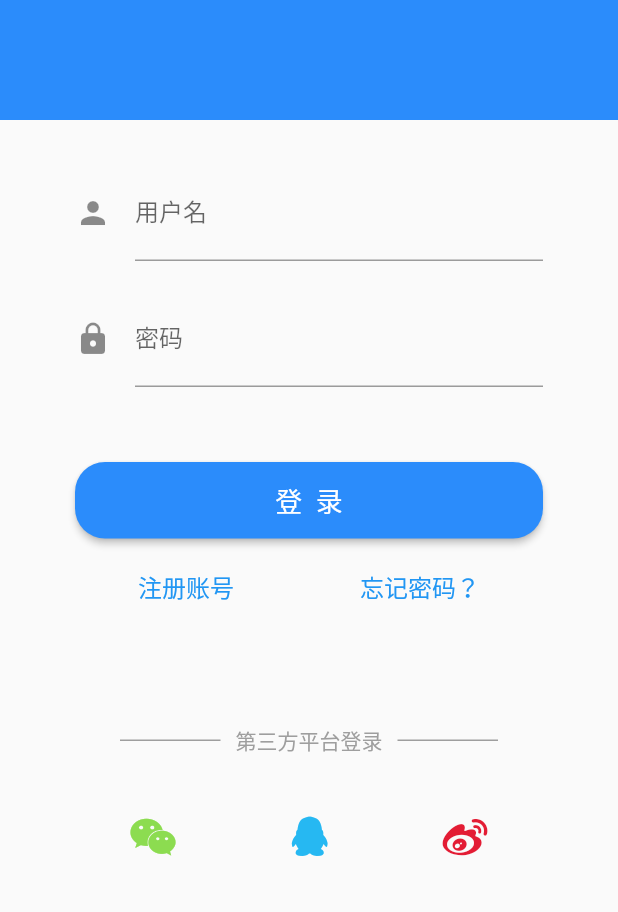
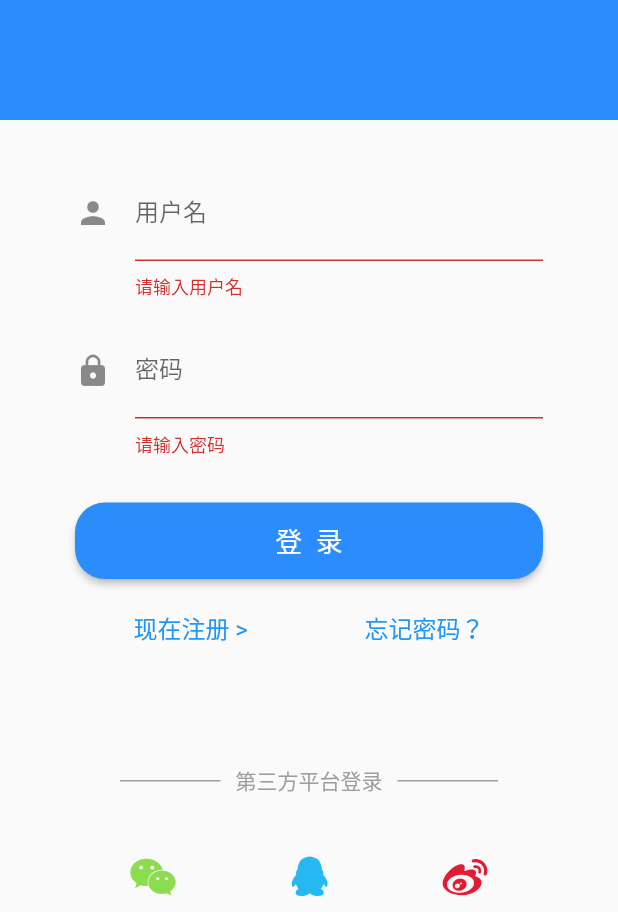
Before and after one commit to Rewa-Fang/SuperDaddy, a Flutter app: the screen it shows after launch, after a tap on an icon or button, on a phone screen of 412 x 824 dp, the part 324-1236 px from its top. Run offline on Flutter 3.47's test engine with Material 2 defaults, Android fonts, the light colour scheme and no system bars.

Commit message:
注册页面

```diff
--- a/lib/components/third_party_login_button.dart
+++ b/lib/components/third_party_login_button.dart
@@ -1,5 +1,6 @@
 import 'package:flutter/material.dart';
 import 'package:super_daddy/widgets/third_party_divider.dart';
+import 'package:super_daddy/myIcon/myIcon.dart';
 
 class ThridPartyLoginButton extends StatefulWidget {
   @override
@@ -10,7 +11,7 @@ class _ThridPartyLoginButtonState extends State<ThridPartyLoginButton> {
   @override
   Widget build(BuildContext context) {
     return Padding(
-      padding: EdgeInsets.fromLTRB(50.0, 80.0, 50.0, 10.0),
+      padding: EdgeInsets.fromLTRB(50.0, 50.0, 50.0, 10.0),
       child: Column(
         children: <Widget>[
           ThirdPartyDivider(),
@@ -19,12 +20,12 @@ class _ThridPartyLoginButtonState extends State<ThridPartyLoginButton> {
             child: Row(
               mainAxisAlignment: MainAxisAlignment.spaceAround,
               children: <Widget>[
-                _thirdLoginBtn(Icon(IconData(0xe758, fontFamily: 'myIconfont')),
-                    Color.fromARGB(255, 140, 220, 80)),
-                _thirdLoginBtn(Icon(IconData(0xe601, fontFamily: 'myIconfont')),
-                    Color.fromARGB(255, 38, 184, 242)),
-                _thirdLoginBtn(Icon(IconData(0xe611, fontFamily: 'myIconfont')),
-                    Color.fromARGB(255, 227, 28, 52)),
+                _thirdLoginBtn(
+                    Icon(MyIcon.wechat), Color.fromARGB(255, 140, 220, 80)),
+                _thirdLoginBtn(
+                    Icon(MyIcon.qq), Color.fromARGB(255, 38, 184, 242)),
+                _thirdLoginBtn(
+                    Icon(MyIcon.weibo), Color.fromARGB(255, 227, 28, 52)),
               ],
             ),
           ),
--- /dev/null
+++ b/lib/entity/user.dart
@@ -0,0 +1,4 @@
+class User {
+  final String userName;
+  final String email;
+}
--- a/lib/main.dart
+++ b/lib/main.dart
@@ -1,5 +1,7 @@
 import 'package:flutter/material.dart';
+import 'package:super_daddy/views/home.dart';
 import 'package:super_daddy/views/login.dart';
+import 'package:super_daddy/views/register.dart';
 void main() => runApp(MyApp());
 
 class MyApp extends StatelessWidget {
@@ -11,6 +13,11 @@ class MyApp extends StatelessWidget {
       theme: ThemeData(
         primaryColor: Color.fromARGB(255, 43, 140, 251),
       ),
+      routes: {
+        "home_page":(context)=>HomePage(),
+        "login_page":(context)=>LoginPage(),
+        "register_page":(context)=>Register(),
+      },
       home: LoginPage(),
     );
   }
--- /dev/null
+++ b/lib/myIcon/myIcon.dart
@@ -0,0 +1,11 @@
+import 'package:flutter/widgets.dart';
+
+class MyIcon {
+  static const IconData wechat = const _MyIconData(0xe758);
+  static const IconData qq = const _MyIconData(0xe601);
+  static const IconData weibo = const _MyIconData(0xe611);
+}
+
+class _MyIconData extends IconData {
+  const _MyIconData(int codePoint) : super(codePoint, fontFamily: 'myIconfont');
+}
--- a/lib/views/login.dart
+++ b/lib/views/login.dart
@@ -1,3 +1,5 @@
+import 'dart:convert';
+
 import "package:flutter/material.dart";
 import 'package:super_daddy/components/third_party_login_button.dart';
 
@@ -14,12 +16,7 @@ class _LoginPageState extends State<LoginPage> {
         title: Text("奶爸，你好！"),
       ),
       body: Column(
-        children: <Widget>[
-          Logo(),
-          LoginForm(),
-          LoginBtn(),
-          ThridPartyLoginButton()
-        ],
+        children: <Widget>[Logo(), LoginForm(), ThridPartyLoginButton()],
       ),
     );
   }
@@ -49,50 +46,54 @@ class LoginForm extends StatefulWidget {
 }
 
 class _LoginFormState extends State<LoginForm> {
+  // 编辑框的控制器 通过它可以设置/获取编辑框的内容、选择编辑内容、监听编辑文本改变事件
+  TextEditingController _unameController = new TextEditingController();
+  TextEditingController _pwdController = new TextEditingController();
+
+  //FormState为Form的State类  可以通过它来对Form的子孙FormField进行统一操作
+  GlobalKey _formKey = new GlobalKey<FormState>();
+
   @override
   Widget build(BuildContext context) {
+    Color btnColor = Theme.of(context).primaryColor;
     return Container(
       padding: EdgeInsets.symmetric(vertical: 20.0),
       alignment: Alignment.center,
       child: Padding(
         padding: EdgeInsets.fromLTRB(50.0, 10.0, 50.0, 10.0),
         child: Form(
+          key: _formKey, //设置globalKey，用于后面获取FormState
           child: Column(
             children: <Widget>[
               Padding(
-                padding: EdgeInsets.only(bottom: 20.0),
+                padding: EdgeInsets.only(bottom: 15.0),
                 child: TextFormField(
+                  controller: _unameController,
                   decoration: InputDecoration(
                     labelText: '用户名',
                     hintText: '手机号或邮箱',
-                      icon: Icon(Icons.person)),
+                    icon: Icon(Icons.person),
+                  ),
+                  // 校验用户名
+                  validator: (v) {
+                    return v.trim().length > 0 ? null : "请输入用户名";
+                  },
                 ),
               ),
               TextFormField(
+                  controller: _pwdController,
                   decoration: InputDecoration(
                     labelText: "密码",
                     hintText: "您的登录密码",
-                    icon: Icon(Icons.lock)),
+                    icon: Icon(Icons.lock),
                   ),
-            ],
-          ),
-        ),
-      ),
-    );
-  }
-}
-
-class LoginBtn extends StatefulWidget {
-  @override
-  _LoginBtnState createState() => _LoginBtnState();
-}
-
-class _LoginBtnState extends State<LoginBtn> {
-  @override
-  Widget build(BuildContext context) {
-    Color btnColor = Theme.of(context).primaryColor;
-    return Padding(
-        padding: EdgeInsets.fromLTRB(50.0, 20.0, 50.0, 0.0),
+                  obscureText: true, //设置为密码框
+                  //校验密码
+                  validator: (v) {
+                    return v.trim().length > 5 ? null : "请输入密码";
+                  }),
+              Padding(
+                padding: EdgeInsets.only(top: 30.0),
                 child: Column(
                   children: <Widget>[
                     Row(
@@ -110,32 +111,84 @@ class _LoginBtnState extends State<LoginBtn> {
                                 fontSize: 18.0,
                               ),
                             ),
-                    onPressed: () {},
+                            onPressed: () {
+                              if ((_formKey.currentState as FormState)
+                                  .validate()) {
+                                String username = _unameController.text;
+                                String pwd = _pwdController.text;
+
+                                Map<String, dynamic> user = json.decode(
+                                    '{"name":"$username","email":"$pwd"}');
+                                print(user);
+
+                                Navigator.pushNamed(context, 'home_page',
+                                    arguments: user);
+                              }
+                            },
+                          ),
+                        )
+                      ],
+                    ),
+                    // 注册 & 忘记密码
+                    SignPwdBtn()
+                  ],
                 ),
               ),
             ],
           ),
-            Padding(
+        ),
+      ),
+    );
+  }
+}
+
+class SignPwdBtn extends StatefulWidget {
+  @override
+  _SignPwdBtnState createState() => _SignPwdBtnState();
+}
+
+class _SignPwdBtnState extends State<SignPwdBtn> {
+  @override
+  Widget build(BuildContext context) {
+    return Padding(
       padding: EdgeInsets.only(top: 20.0),
       child: Row(
         mainAxisAlignment: MainAxisAlignment.spaceAround,
         children: <Widget>[
           InkWell(
             // splashColor: btnColor,
-                    child: Text('注册账号',
+            child: Text('现在注册 >',
                 style: TextStyle(color: Colors.blue, fontSize: 16.0)),
-                    onTap: () {},
+            onTap: () {
+              Navigator.pushNamed(context, 'register_page');
+            },
           ),
           InkWell(
             // splashColor: btnColor,
             child: Text('忘记密码？',
                 style: TextStyle(color: Colors.blue, fontSize: 16.0)),
-                    onTap: () {},
+            onTap: () {
+              showDialog(
+                  context: context,
+                  builder: (ctx) {
+                    return SimpleDialog(
+                      title: Text('Hi 奶爸'),
+                      children: <Widget>[
+                        Padding(
+                          padding: EdgeInsets.all(20.0),
+                          child: Text(
+                            '还没做好，注册一个新的吧',
+                            style: TextStyle(
+                                fontSize: 16.0, fontWeight: FontWeight.bold),
+                          ),
+                        )
+                      ],
+                    );
+                  });
+            },
           ),
         ],
       ),
-            ),
-          ],
-        ));
+    );
   }
 }
--- a/lib/widgets/third_party_divider.dart
+++ b/lib/widgets/third_party_divider.dart
@@ -19,7 +19,7 @@ class ThirdPartyDivider extends StatelessWidget {
               style: TextStyle(color: Colors.grey),
             ),
           ),
-          _solidLine(),
+          _solidLine()
         ],
       ),
     );
--- a/pubspec.yaml
+++ b/pubspec.yaml
@@ -23,6 +23,8 @@ dependencies:
   # The following adds the Cupertino Icons font to your application.
   # Use with the CupertinoIcons class for iOS style icons.
   cupertino_icons: ^0.1.2
+  # rewa_icon:
+  #   path: lib/rewa_icon
 
 dev_dependencies:
   flutter_test:
```
Also changed, not shown: lib/rewa_icon/lib/rewa_icon.dart (added, +12 -0 lines), lib/rewa_icon/pubspec.yaml (added, +22 -0 lines), lib/views/home.dart (added, +29 -0 lines), lib/views/register.dart (added, +146 -0 lines), lib/rewa_icon/lib/fonts/iconfont.ttf (added), lib/rewa_icon/pubspec.lock (added), 1 other file. Lines whose indentation alone changed are shown as unchanged.
